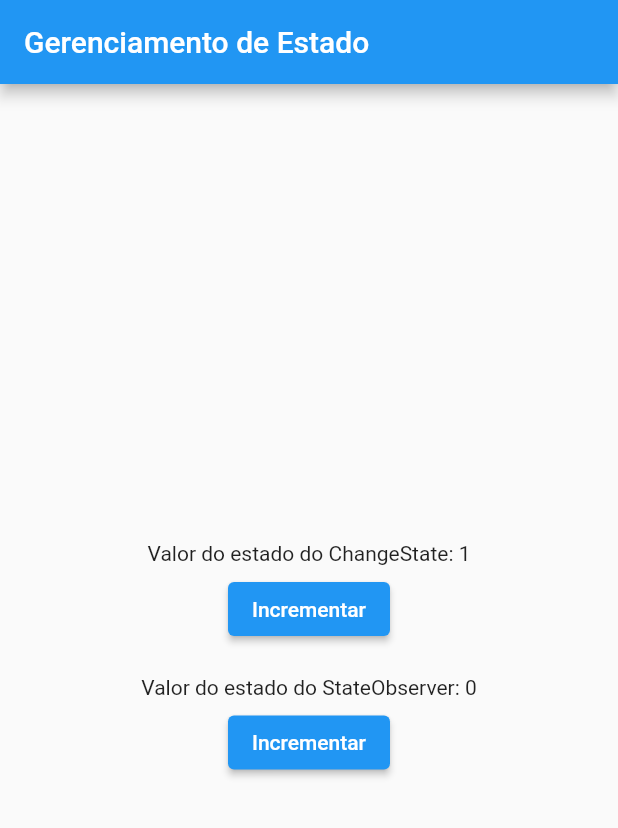
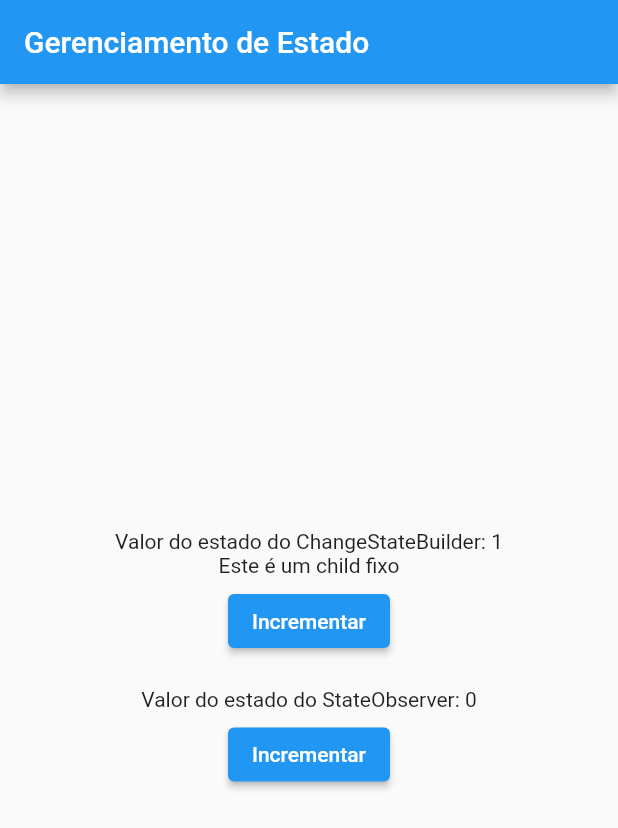
Before and after one commit to matiellojr/flutter-avancado, a Flutter app: the screen it shows after launch, after a tap on "Incrementar", on a phone screen of 412 x 824 dp. Shown: the top 828 px of the screen. Run offline on Flutter 3.47's test engine with Material 3 defaults, Android fonts, the phone set to English and light mode, and no system bars.

Commit message:
#AULA11 - Criando o primeiro builder

```diff
--- /dev/null
+++ b/gerenciamento_estado/lib/builders/observable_builder.dart
@@ -0,0 +1,40 @@
+import 'package:flutter/material.dart';
+import 'package:gerenciamento_estado/contracts/observable.dart';
+
+class ObservableBuilder extends StatefulWidget {
+  final Observable observable;
+  final Widget? child;
+  final Widget Function(BuildContext context, Widget? child) builder;
+  const ObservableBuilder({
+    super.key,
+    required this.observable,
+    required this.builder,
+    this.child,
+  });
+
+  @override
+  State<ObservableBuilder> createState() => _ObservableBuilderState();
+}
+
+class _ObservableBuilderState extends State<ObservableBuilder> {
+  @override
+  void initState() {
+    widget.observable.addListener(rebuild);
+    super.initState();
+  }
+
+  void rebuild() {
+    setState(() {});
+  }
+
+  @override
+  Widget build(BuildContext context) {
+    return widget.builder(context, widget.child);
+  }
+
+  @override
+  void dispose() {
+    widget.observable.removeListener(rebuild);
+    super.dispose();
+  }
+}
--- a/gerenciamento_estado/lib/main.dart
+++ b/gerenciamento_estado/lib/main.dart
@@ -1,4 +1,5 @@
 import 'package:flutter/material.dart';
+import 'package:gerenciamento_estado/builders/observable_builder.dart';
 import 'package:gerenciamento_estado/classes/counter_state.dart';
 import 'package:gerenciamento_estado/controllers/state_observable.dart';
 
@@ -13,10 +14,7 @@
   Widget build(BuildContext context) {
     return MaterialApp(
       title: 'Flutter Demo',
-      theme: ThemeData(
-        primarySwatch: Colors.blue,
-        useMaterial3: false
-      ),
+      theme: ThemeData(primarySwatch: Colors.blue, useMaterial3: false),
       home: const MyHomePage(),
     );
   }
@@ -35,7 +33,6 @@
 
   @override
   void initState() {
-    counterState.addListener(callback);
     observableCounter.addListener(callback);
     super.initState();
   }
@@ -47,29 +44,42 @@
   @override
   Widget build(BuildContext context) {
     return Scaffold(
-      appBar: AppBar(
-        title: const Text("Gerenciamento de Estado"),
-      ),
+      appBar: AppBar(title: const Text("Gerenciamento de Estado")),
       body: Center(
         child: Column(
           mainAxisAlignment: MainAxisAlignment.center,
           children: [
-            Text("Valor do estado do ChangeState: ${counterState.counter}"),
+            ObservableBuilder(
+              observable: counterState,
+              child: const Text("Este é um child fixo"),
+              builder: (context, child) {
+                return Column(
+                  children: [
+                    Text(
+                      "Valor do estado do ChangeStateBuilder: ${counterState.counter}",
+                    ),
+                    child!,
+                  ],
+                );
+              },
+            ),
             const SizedBox(height: 5),
             ElevatedButton(
               onPressed: () {
                 counterState.increment();
               },
-              child:  const Text("Incrementar"),
+              child: const Text("Incrementar"),
             ),
             const SizedBox(height: 20),
-            Text("Valor do estado do StateObserver: ${observableCounter.state}"),
+            Text(
+              "Valor do estado do StateObserver: ${observableCounter.state}",
+            ),
             const SizedBox(height: 5),
             ElevatedButton(
               onPressed: () {
                 observableCounter.state++;
               },
-              child:  const Text("Incrementar"),
+              child: const Text("Incrementar"),
             ),
           ],
         ),
@@ -79,7 +89,6 @@
 
   @override
   void dispose() {
-    counterState.removeListener(callback);
     observableCounter.removeListener(callback);
     super.dispose();
   }
```
